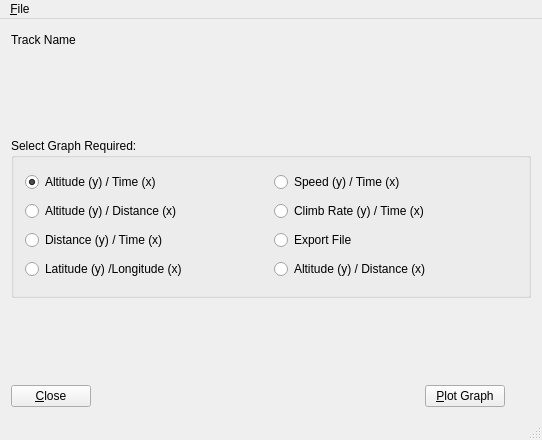
Above: frm/gpsplot.ui from johcarsmi/gpsplot before the change. Below: the same form after it.
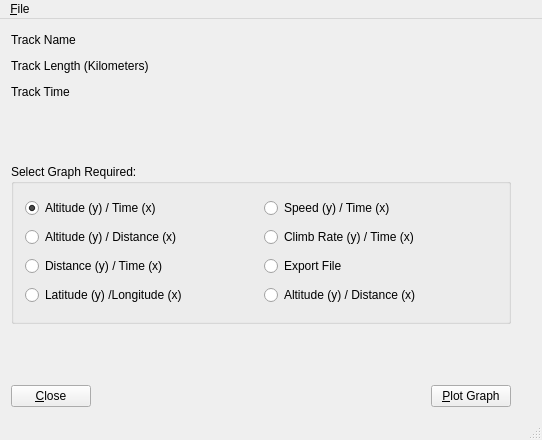
That is the form after the change.

Commit message: Add total track length and track time to main form.

```diff
--- a/frm/gpsplot.ui
+++ b/frm/gpsplot.ui
@@ -15,7 +15,7 @@
   </property>
   <widget class="QWidget" name="centralWidget">
    <layout class="QGridLayout" name="gridLayout_2">
-    <item row="0" column="0" colspan="2">
+    <item row="0" column="0">
      <layout class="QHBoxLayout" name="hlName">
       <item>
        <widget class="QLabel" name="lblTrack">
@@ -58,7 +58,99 @@
       </item>
      </layout>
     </item>
-    <item row="1" column="1">
+    <item row="1" column="0">
+     <layout class="QHBoxLayout" name="hlLength">
+      <item>
+       <widget class="QLabel" name="lblTrackLength">
+        <property name="minimumSize">
+         <size>
+          <width>130</width>
+          <height>20</height>
+         </size>
+        </property>
+        <property name="text">
+         <string>Track Length (Kilometers)</string>
+        </property>
+       </widget>
+      </item>
+      <item>
+       <widget class="QLabel" name="dspTrackLength">
+        <property name="minimumSize">
+         <size>
+          <width>50</width>
+          <height>0</height>
+         </size>
+        </property>
+        <property name="text">
+         <string/>
+        </property>
+       </widget>
+      </item>
+      <item>
+       <spacer name="hsLength">
+        <property name="orientation">
+         <enum>Qt::Horizontal</enum>
+        </property>
+        <property name="sizeHint" stdset="0">
+         <size>
+          <width>40</width>
+          <height>20</height>
+         </size>
+        </property>
+       </spacer>
+      </item>
+     </layout>
+    </item>
+    <item row="2" column="0">
+     <layout class="QHBoxLayout" name="hlTime">
+      <item>
+       <widget class="QLabel" name="lblTrack_Time">
+        <property name="minimumSize">
+         <size>
+          <width>70</width>
+          <height>20</height>
+         </size>
+        </property>
+        <property name="maximumSize">
+         <size>
+          <width>70</width>
+          <height>16777215</height>
+         </size>
+        </property>
+        <property name="text">
+         <string>Track Time</string>
+        </property>
+       </widget>
+      </item>
+      <item>
+       <widget class="QLabel" name="dspTrackTime">
+        <property name="minimumSize">
+         <size>
+          <width>50</width>
+          <height>0</height>
+         </size>
+        </property>
+        <property name="text">
+         <string/>
+        </property>
+       </widget>
+      </item>
+      <item>
+       <spacer name="hsTime">
+        <property name="orientation">
+         <enum>Qt::Horizontal</enum>
+        </property>
+        <property name="sizeHint" stdset="0">
+         <size>
+          <width>40</width>
+          <height>20</height>
+         </size>
+        </property>
+       </spacer>
+      </item>
+     </layout>
+    </item>
+    <item row="3" column="1">
      <spacer name="vs0">
       <property name="orientation">
        <enum>Qt::Vertical</enum>
@@ -71,7 +163,7 @@
       </property>
      </spacer>
     </item>
-    <item row="2" column="0" colspan="2">
+    <item row="4" column="0">
      <widget class="QGroupBox" name="gbPlotSelect">
       <property name="minimumSize">
        <size>
@@ -145,7 +237,7 @@
       </layout>
      </widget>
     </item>
-    <item row="3" column="1">
+    <item row="5" column="0">
      <spacer name="vs1">
       <property name="orientation">
        <enum>Qt::Vertical</enum>
@@ -158,8 +250,8 @@
       </property>
      </spacer>
     </item>
-    <item row="4" column="0">
-     <layout class="QHBoxLayout" name="horizontalLayout">
+    <item row="6" column="0">
+     <layout class="QHBoxLayout" name="hlButtons">
       <item>
        <widget class="QPushButton" name="pbClose">
         <property name="minimumSize">
```
The commit also changes 2 other files.
